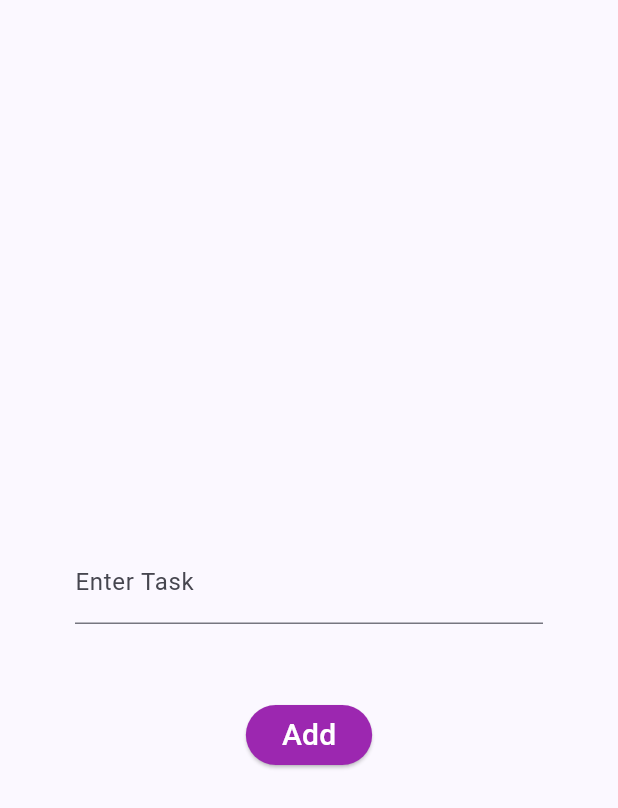
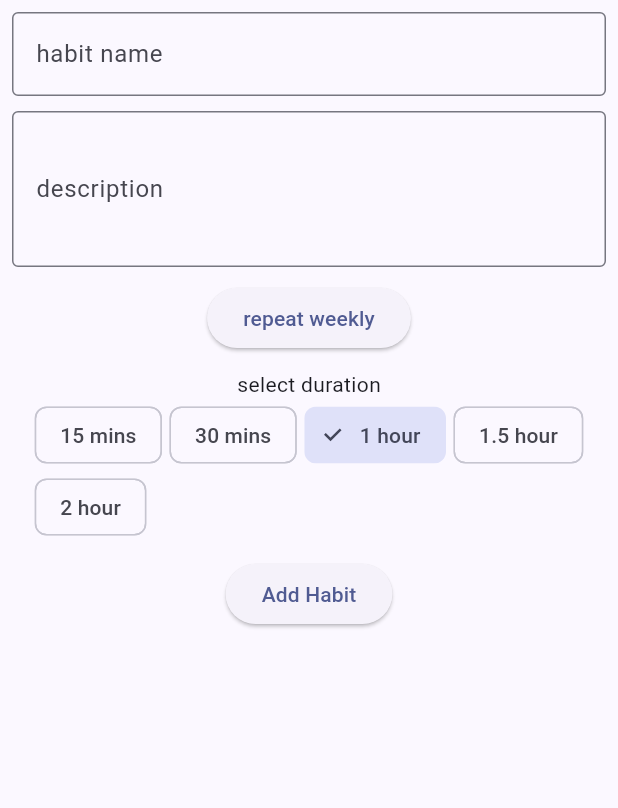
Before and after one commit to rootUJ99/habit_tracker, a Flutter app: the AddTodo screen opened by its route, on a phone screen of 412 x 824 dp. Shown: the top 808 px of the screen. Run offline on Flutter 3.47's test engine with Material 2 defaults, Android fonts, the phone set to English and light mode, and no system bars.

Commit message:
added form for habit app

```diff
--- a/lib/main.dart
+++ b/lib/main.dart
@@ -17,7 +17,7 @@ class MyApp extends StatelessWidget {
       debugShowCheckedModeBanner: false,
       title: 'Habit Tracker',
       theme: ThemeData(
-          colorSchemeSeed: Color.fromARGB(255, 40, 54, 122),
+          colorSchemeSeed: const Color.fromARGB(255, 40, 54, 122),
           useMaterial3: true),
     );
   }
--- a/lib/screens/add_edit.dart
+++ b/lib/screens/add_edit.dart
@@ -1,5 +1,5 @@
 import 'package:flutter/material.dart';
-import 'package:habbit_tracker/components/button.dart';
+// import 'package:habbit_tracker/components/button.dart';
 
 class AddTodo extends StatefulWidget {
   @override
@@ -10,13 +10,14 @@ class _AddTodoState extends State<AddTodo> {
   List _todos = [];
   late Map<String, String> item;
   final myController = TextEditingController();
-  void _addTodo() {
-    setState(() async {
-      item = {'text': myController.text};
-      _todos.add(myController.text);
-      await Navigator.pushNamed(context, '/', arguments: item);
-    });
-  }
+  // void _addTodo() {
+  //   setState(() async {
+  //     item = {'text': myController.text};
+  //     _todos.add(myController.text);
+  //     await Navigator.pushNamed(context, '/', arguments: item);
+  //   });
+  // }
+  final _addEditForm = GlobalKey<FormState>();
 
   @override
   void dispose() {
@@ -24,32 +25,106 @@ class _AddTodoState extends State<AddTodo> {
     super.dispose();
   }
 
+  final Map<String, dynamic> _formControllers = {
+    'name': TextEditingController(),
+    'description': TextEditingController(),
+    'repeatTime': TimeOfDay.now(),
+    'duration': {
+      'key': '1hour',
+      'value': '1 hour',
+    },
+  };
+
+  final List<Map<String, String>> duration = [
+    {'key': '15mins', 'value': '15 mins'},
+    {'key': '30mins', 'value': '30 mins'},
+    {'key': '1hour', 'value': '1 hour'},
+    {'key': '1.5hour', 'value': '1.5 hour'},
+    {'key': '2hours', 'value': '2 hour'},
+  ];
+
   @override
   Widget build(BuildContext context) {
     print(_todos);
     return Scaffold(
-      body: Center(
-        child: Column(
-          mainAxisAlignment: MainAxisAlignment.center,
-          children: <Widget>[
-            Container(
-              padding: EdgeInsets.symmetric(horizontal: 50, vertical: 50),
-              child: TextField(
-                controller: myController,
-                decoration: InputDecoration(labelText: 'Enter Task'),
+      body: Form(
+        key: _addEditForm,
+        child: Padding(
+          padding: const EdgeInsets.all(8.0),
+          child: Column(
+            // mainAxisAlignment: MainAxisAlignment.center,
+            children: <Widget>[
+              TextFormField(
+                controller: _formControllers['name'],
+                decoration: const InputDecoration(
+                  border: OutlineInputBorder(),
+                  labelText: 'habit name',
+                ),
               ),
-            ),
-            Row(
-              mainAxisAlignment: MainAxisAlignment.center,
-              children: <Widget>[
-                Button(
-                  title: 'Add',
-                  onPressed: _addTodo,
+              const SizedBox(
+                height: 10,
+              ),
+              TextFormField(
+                maxLines: 3,
+                controller: _formControllers['description'],
+                decoration: const InputDecoration(
+                  border: OutlineInputBorder(),
+                  labelText: 'description',
                 ),
-              ],
-            )
-            // RaisedButton()
-          ],
+              ),
+              const SizedBox(
+                height: 10,
+              ),
+              ElevatedButton(
+                  onPressed: () async {
+                    TimeOfDay? selectedTimeRTL = await showTimePicker(
+                      context: context,
+                      initialTime: TimeOfDay.now(),
+                      initialEntryMode: TimePickerEntryMode.inputOnly,
+                      builder: (BuildContext context, Widget? child) {
+                        return Directionality(
+                          textDirection: TextDirection.ltr,
+                          child: child!,
+                        );
+                      },
+                    );
+                    print(selectedTimeRTL);
+                    _formControllers['repeatTime'] = selectedTimeRTL;
+                  },
+                  child: const Text('repeat weekly')),
+              const SizedBox(
+                height: 10,
+              ),
+              Column(
+                children: [
+                  const Text('select duration'),
+                  Wrap(
+                    spacing: 5.0,
+                    children: duration
+                        .map((item) => ChoiceChip(
+                              label: Text(item!['value'].toString()),
+                              selected: item['key'] ==
+                                  _formControllers['duration']['key'],
+                              onSelected: (value) {
+                                setState(() {
+                                  _formControllers['duration'] = item;
+                                });
+                              },
+                            ))
+                        .toList(),
+                  )
+                ],
+              ),
+              const SizedBox(
+                height: 10,
+              ),
+              ElevatedButton(
+                  onPressed: () {
+                    print(_formControllers['name']!.text);
+                  },
+                  child: const Text('Add Habit'))
+            ],
+          ),
         ),
       ),
     );
```
Also changed, not shown: pubspec.yaml (+22 -0 lines), pubspec.lock, 31 other files.
